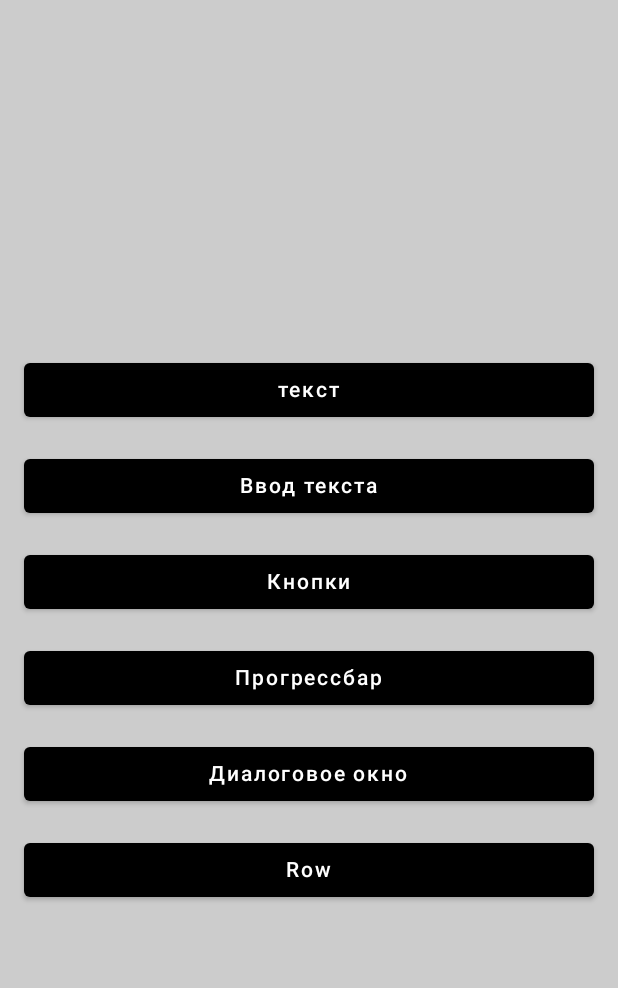
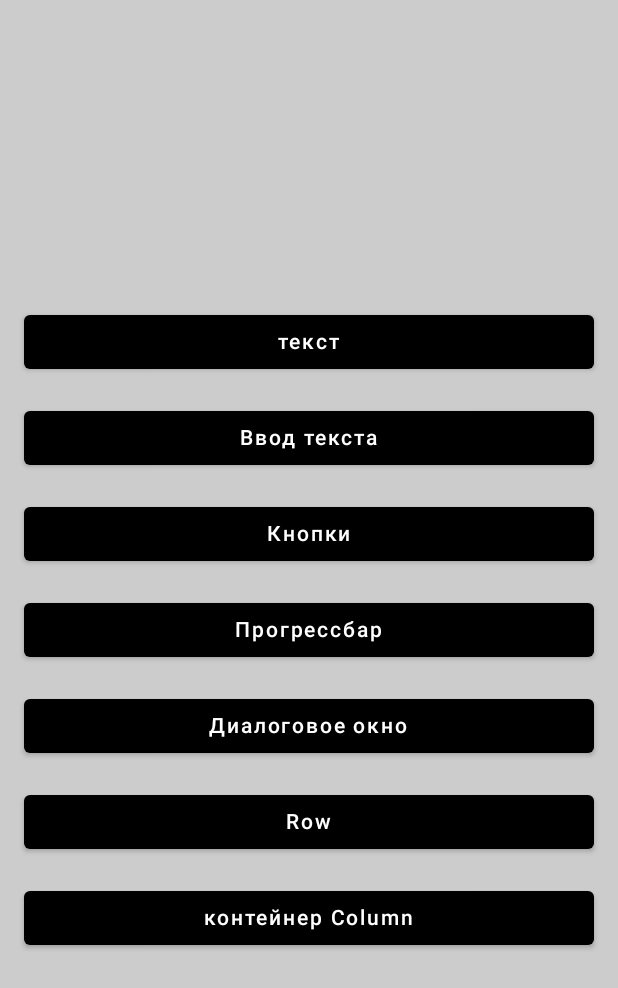
Before and after one commit to Tunefg/Lab2, an Android app built with Jetpack Compose: the screen it shows after launch (MainActivity), on a phone screen of 412 x 824 dp. Shown: the top 988 px of the screen. Run offline under Robolectric (Android 15) with nearby library versions, the phone set to English and light mode, and no system bars.

```diff
--- a/app/src/main/java/com/raywenderlich/android/lab1/screens/NavigationScreen.kt
+++ b/app/src/main/java/com/raywenderlich/android/lab1/screens/NavigationScreen.kt
@@ -35,6 +35,7 @@ fun NavigationScreen() {
             NavigationButton(stringResource(id = R.string.button_progress), Screen.ProgressIndicator)
             NavigationButton(stringResource(id = R.string.button_alertDialog), Screen.AlertDialog)
             NavigationButton(stringResource(id = R.string.Row), Screen.Row)
+            NavigationButton(stringResource(id = R.string.Column), Screen.Column)
         }
     }
 }
--- a/app/src/main/res/values/strings.xml
+++ b/app/src/main/res/values/strings.xml
@@ -16,5 +16,6 @@
     <string name="second">Второй</string>
     <string name="third">Третий</string>
     <string name="Row">Row</string>
+    <string name="Column">контейнер Column</string>
 
 </resources>
```
Also changed, not shown: app/src/main/java/com/raywenderlich/android/lab1/screens/ColumnScreen.kt (+23 -1 lines).
